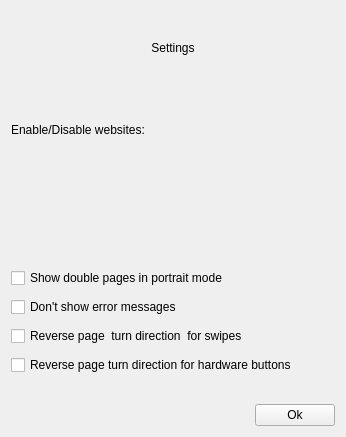
Before: the Qt Designer form widgets/settingsdialog.ui in Rain92/UltimateMangaReader, drawn with Qt 5.
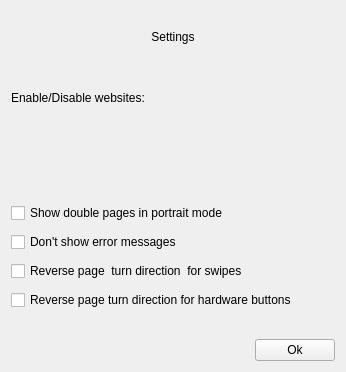
After: the same form once the commit is applied.

Patch:
```diff
--- a/widgets/settingsdialog.ui
+++ b/widgets/settingsdialog.ui
@@ -7,7 +7,7 @@
     <x>0</x>
     <y>0</y>
     <width>346</width>
-    <height>437</height>
+    <height>372</height>
    </rect>
   </property>
   <property name="windowTitle">
```
